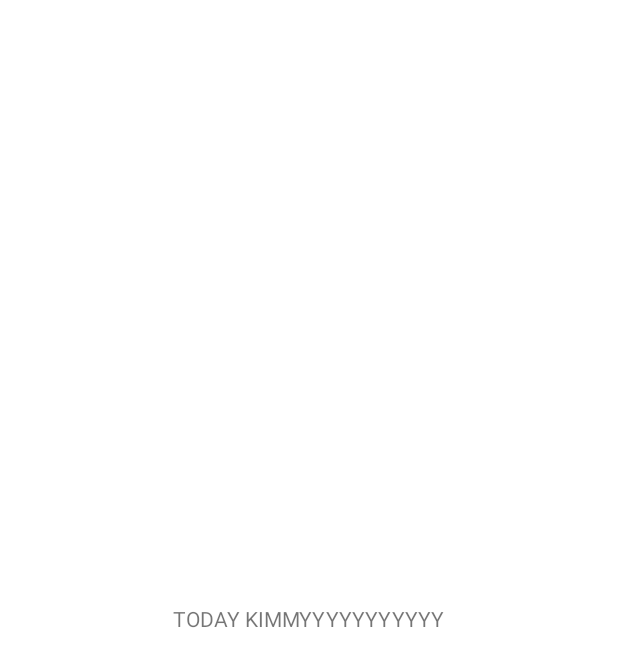
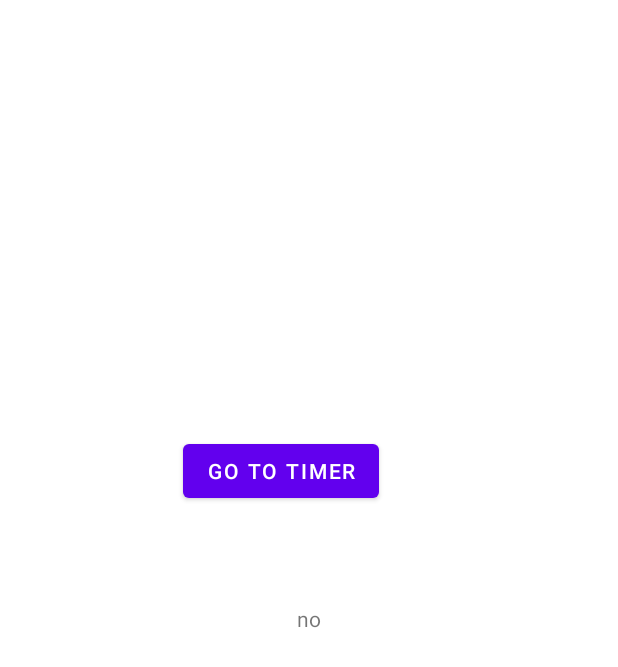
Before and after one commit to sc71/Just20Minutes-1, an Android app: the layout activity_main.xml on its own in the app's theme, with its tools: preview values and no code run, on a phone screen of 412 x 824 dp. Shown: the top 667 px of the screen. Run offline under Robolectric (Android 15) with nearby library versions, the phone set to English and light mode, and no system bars.

```diff
--- /dev/null
+++ b/app/src/main/java/com/example/just20minutes/SplashScreen.kt
@@ -0,0 +1,25 @@
+package com.example.just20minutes
+
+import android.content.Intent
+import androidx.appcompat.app.AppCompatActivity
+import android.os.Bundle
+import android.os.Handler
+
+class SplashScreen : AppCompatActivity() {
+    private val SPLASH_TIME_OUT:Long = 3000 // 1 sec
+    override fun onCreate(savedInstanceState: Bundle?) {
+        super.onCreate(savedInstanceState)
+        setContentView(R.layout.activity_splash_screen)
+
+
+        Handler().postDelayed({
+            // This method will be executed once the timer is over
+            // Start your app main activity
+
+            startActivity(Intent(this,MainActivity::class.java))
+
+            // close this activity
+            finish()
+        }, SPLASH_TIME_OUT)
+    }
+}
--- a/app/src/main/res/layout/activity_main.xml
+++ b/app/src/main/res/layout/activity_main.xml
@@ -10,10 +10,20 @@
         android:id="@+id/textView"
         android:layout_width="wrap_content"
         android:layout_height="wrap_content"
-        android:text="TODAY KIMMYYYYYYYYYYY"
+        android:text="no"
         app:layout_constraintBottom_toBottomOf="parent"
         app:layout_constraintLeft_toLeftOf="parent"
         app:layout_constraintRight_toRightOf="parent"
         app:layout_constraintTop_toTopOf="parent" />
 
+    <Button
+        android:id="@+id/goToTimerButton"
+        android:layout_width="wrap_content"
+        android:layout_height="wrap_content"
+        android:layout_marginTop="290dp"
+        android:layout_marginEnd="159dp"
+        android:text="Go To Timer"
+        app:layout_constraintEnd_toEndOf="parent"
+        app:layout_constraintTop_toTopOf="parent" />
+
 </androidx.constraintlayout.widget.ConstraintLayout>
```
Also changed, not shown: app/src/main/AndroidManifest.xml (+8 -1 lines), app/src/main/java/com/example/just20minutes/MainActivity.kt (+7 -1 lines), app/src/main/res/layout/activity_splash_screen.xml (added, +53 -0 lines).
